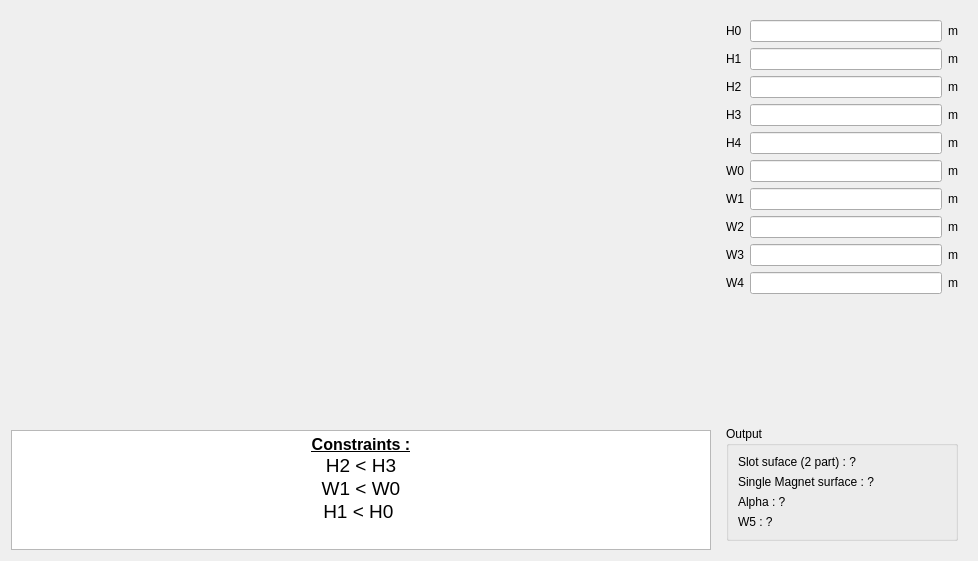
This is pyleecan/GUI/Dialog/DMachineSetup/SMHoleMag/PHoleM50/PHoleM50.ui in Eomys/pyleecan as Qt 5 draws it before an edit. The edited form follows.
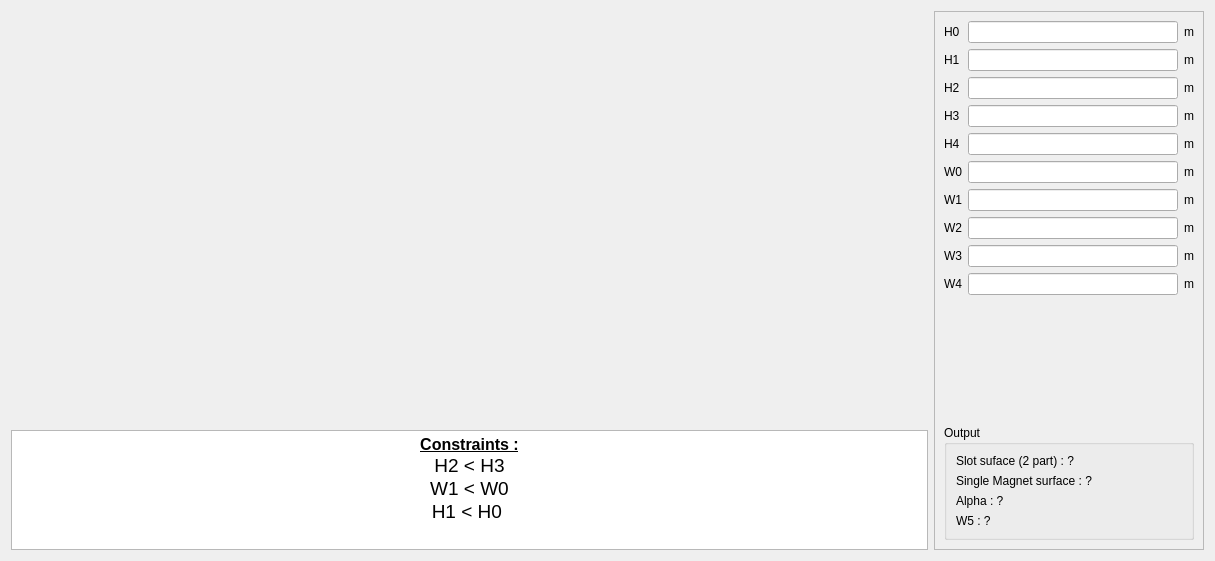
This is the edited form. Icons and pictures are not drawn. Custom widgets are drawn as their Qt base class.

Commit message: [CO] Scroll widget for right column

What changed in the file:
```diff
--- a/pyleecan/GUI/Dialog/DMachineSetup/SMHoleMag/PHoleM50/PHoleM50.ui
+++ b/pyleecan/GUI/Dialog/DMachineSetup/SMHoleMag/PHoleM50/PHoleM50.ui
@@ -6,7 +6,7 @@
    <rect>
     <x>0</x>
     <y>0</y>
-    <width>978</width>
+    <width>1215</width>
     <height>561</height>
    </rect>
   </property>
@@ -87,10 +87,10 @@
 &lt;html&gt;&lt;head&gt;&lt;meta name=&quot;qrichtext&quot; content=&quot;1&quot; /&gt;&lt;style type=&quot;text/css&quot;&gt;
 p, li { white-space: pre-wrap; }
 &lt;/style&gt;&lt;/head&gt;&lt;body style=&quot; font-family:'MS Shell Dlg 2'; font-size:7.8pt; font-weight:400; font-style:normal;&quot;&gt;
-&lt;p align=&quot;center&quot; style=&quot; margin-top:0px; margin-bottom:0px; margin-left:0px; margin-right:0px; -qt-block-indent:0; text-indent:0px;&quot;&gt;&lt;span style=&quot; font-family:'MS Shell Dlg 2'; font-size:12pt; font-weight:600; text-decoration: underline;&quot;&gt;Constraints :&lt;/span&gt;&lt;/p&gt;
-&lt;p align=&quot;center&quot; style=&quot; margin-top:0px; margin-bottom:0px; margin-left:0px; margin-right:0px; -qt-block-indent:0; text-indent:0px;&quot;&gt;&lt;span style=&quot; font-family:'MS Shell Dlg 2'; font-size:14pt;&quot;&gt;H2 &amp;lt; H3&lt;/span&gt;&lt;/p&gt;
-&lt;p align=&quot;center&quot; style=&quot; margin-top:0px; margin-bottom:0px; margin-left:0px; margin-right:0px; -qt-block-indent:0; text-indent:0px;&quot;&gt;&lt;span style=&quot; font-family:'MS Shell Dlg 2'; font-size:14pt;&quot;&gt;W1 &amp;lt; W0&lt;/span&gt;&lt;/p&gt;
-&lt;p align=&quot;center&quot; style=&quot; margin-top:0px; margin-bottom:0px; margin-left:0px; margin-right:0px; -qt-block-indent:0; text-indent:0px;&quot;&gt;&lt;span style=&quot; font-family:'MS Shell Dlg 2'; font-size:14pt;&quot;&gt;H1 &amp;lt; H0 &lt;/span&gt;&lt;/p&gt;&lt;/body&gt;&lt;/html&gt;</string>
+&lt;p align=&quot;center&quot; style=&quot; margin-top:0px; margin-bottom:0px; margin-left:0px; margin-right:0px; -qt-block-indent:0; text-indent:0px;&quot;&gt;&lt;span style=&quot; font-size:12pt; font-weight:600; text-decoration: underline;&quot;&gt;Constraints :&lt;/span&gt;&lt;/p&gt;
+&lt;p align=&quot;center&quot; style=&quot; margin-top:0px; margin-bottom:0px; margin-left:0px; margin-right:0px; -qt-block-indent:0; text-indent:0px;&quot;&gt;&lt;span style=&quot; font-size:14pt;&quot;&gt;H2 &amp;lt; H3&lt;/span&gt;&lt;/p&gt;
+&lt;p align=&quot;center&quot; style=&quot; margin-top:0px; margin-bottom:0px; margin-left:0px; margin-right:0px; -qt-block-indent:0; text-indent:0px;&quot;&gt;&lt;span style=&quot; font-size:14pt;&quot;&gt;W1 &amp;lt; W0&lt;/span&gt;&lt;/p&gt;
+&lt;p align=&quot;center&quot; style=&quot; margin-top:0px; margin-bottom:0px; margin-left:0px; margin-right:0px; -qt-block-indent:0; text-indent:0px;&quot;&gt;&lt;span style=&quot; font-size:14pt;&quot;&gt;H1 &amp;lt; H0 &lt;/span&gt;&lt;/p&gt;&lt;/body&gt;&lt;/html&gt;</string>
        </property>
        <property name="textInteractionFlags">
         <set>Qt::TextSelectableByKeyboard|Qt::TextSelectableByMouse</set>
@@ -100,20 +100,32 @@
     </layout>
    </item>
    <item>
-    <widget class="QWidget" name="widget" native="true">
+    <widget class="QScrollArea" name="scrollArea">
      <property name="minimumSize">
       <size>
-       <width>250</width>
+       <width>270</width>
        <height>0</height>
       </size>
      </property>
      <property name="maximumSize">
       <size>
-       <width>250</width>
+       <width>270</width>
        <height>16777215</height>
       </size>
      </property>
-     <layout class="QVBoxLayout" name="verticalLayout_2">
+     <property name="widgetResizable">
+      <bool>true</bool>
+     </property>
+     <widget class="QWidget" name="scrollAreaWidgetContents">
+      <property name="geometry">
+       <rect>
+        <x>0</x>
+        <y>0</y>
+        <width>268</width>
+        <height>537</height>
+       </rect>
+      </property>
+      <layout class="QVBoxLayout" name="verticalLayout_4">
       <item>
        <layout class="QGridLayout" name="gridLayout">
         <item row="7" column="2">
@@ -379,6 +391,7 @@
        </widget>
       </item>
      </layout>
+     </widget>
     </widget>
    </item>
   </layout>
```
Lines whose indentation alone changed are shown as unchanged. The commit also changes 84 other files.
